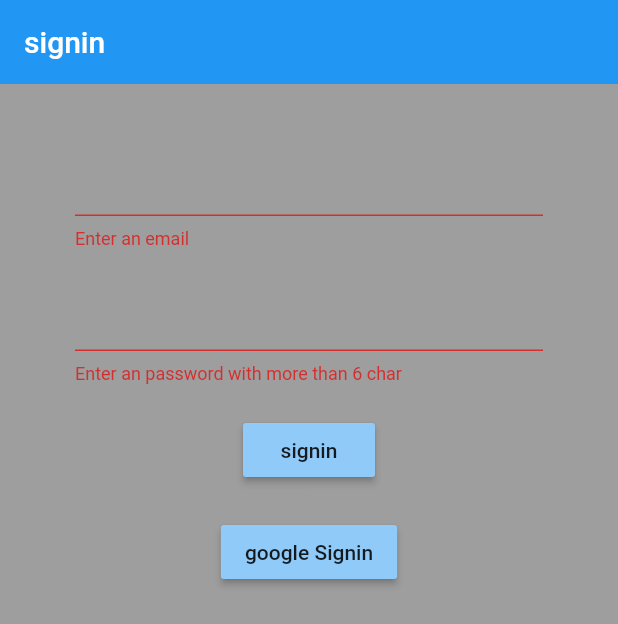
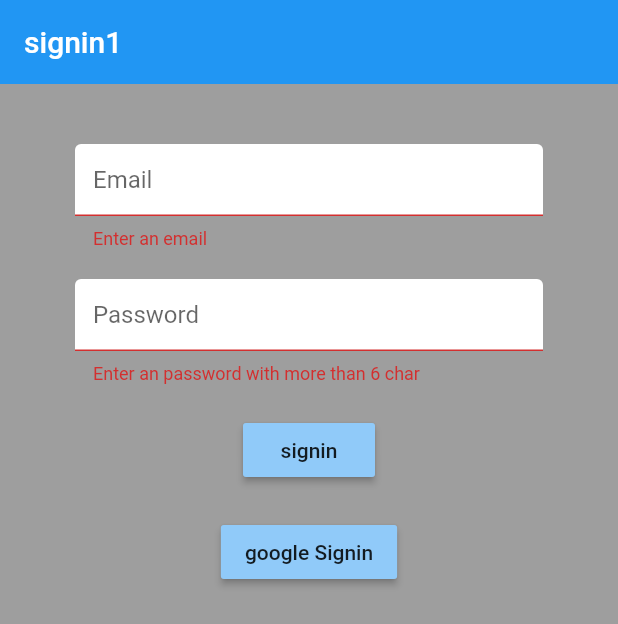
Before and after one commit to m-Arjun/yosadha_finance, a Flutter app: the screen it shows after launch, after a tap on "signin", on a phone screen of 412 x 824 dp. Shown: the top 624 px of the screen. Run offline on Flutter 3.47's test engine with Material 2 defaults, Android fonts, the phone set to English and light mode, and no system bars; our stand-ins replace firebase_auth, flutter_spinkit, google_sign_in; accounts and stored records are empty.

Commit message:
done google signin

```diff
--- a/lib/main.dart
+++ b/lib/main.dart
@@ -17,7 +17,7 @@ class MyApp extends StatelessWidget {
     return StreamProvider<User>.value(
       value:Authservice().user,
           child: MaterialApp(
-        home:Mainscreen()
+        home:Wrapper()
       ),
     );
   }
--- a/lib/screens/authentication/sign_in.dart
+++ b/lib/screens/authentication/sign_in.dart
@@ -1,5 +1,7 @@
 import 'package:flutter/material.dart';
 import 'package:yosadha_finance/services/authservice.dart';
+import 'package:yosadha_finance/shared/inputdec.dart';
+import 'package:yosadha_finance/shared/loading.dart';
 
 class Signin extends StatefulWidget {
   @override
@@ -12,27 +14,34 @@ class _SigninState extends State<Signin> {
   String password = '';
   String error = '';
   final _formkey = GlobalKey<FormState>();
+  bool loading = false;
   @override
   Widget build(BuildContext context) {
-    return Scaffold(
+    return loading
+        ? Loading()
+        : Scaffold(
             resizeToAvoidBottomPadding: false,
+            resizeToAvoidBottomInset: false,
             backgroundColor: Colors.grey,
             appBar: AppBar(
               backgroundColor: Colors.blue,
               elevation: 0,
-        title: Text('signin'),
+              title: Text('signin1'),
             ),
             body: Container(
                 padding: EdgeInsets.symmetric(vertical: 20, horizontal: 50),
                 child: Form(
                   key: _formkey,
                   child: Column(
+                    mainAxisAlignment: MainAxisAlignment.start,
                     children: <Widget>[
                       SizedBox(
                         height: 20,
                       ),
                       TextFormField(
-                  validator: (val) => val.isEmpty ? 'Enter an email' : null,
+                        decoration: inputdec.copyWith(hintText: 'Email'),
+                        validator: (val) =>
+                            val.isEmpty ? 'Enter an email' : null,
                         onChanged: (val) {
                           setState(() {
                             email = val;
@@ -41,6 +50,7 @@ class _SigninState extends State<Signin> {
                       ),
                       SizedBox(height: 20),
                       TextFormField(
+                        decoration: inputdec.copyWith(hintText: 'Password'),
                         validator: (val) => (val.isEmpty || val.length < 7)
                             ? 'Enter an password with more than 6 char'
                             : null,
@@ -57,11 +67,16 @@ class _SigninState extends State<Signin> {
                       RaisedButton(
                         onPressed: () async {
                           if (_formkey.currentState.validate()) {
-                      dynamic result =
-                          await _auth.signinwithemailandpass(email, password);
-                      if (result == null) {
                             setState(() {
-                          error = 'please supply valid email';
+                              loading = true;
+                            });
+                            dynamic result = await _auth.signinwithemailandpass(
+                                email, password);
+                            if (result[0] == null) {
+                              //error state
+                              setState(() {
+                                error = result[1];
+                                loading = false;
                               });
                             }
                           }
@@ -69,26 +84,34 @@ class _SigninState extends State<Signin> {
                         color: Colors.blue[200],
                         child: Text('signin'),
                       ),
-                SizedBox(height: 20,),
+                      SizedBox(
+                        height: 20,
+                      ),
                       RaisedButton(
-                  onPressed: ()async {
+                        onPressed: () async {
+                          setState(() {
+                            loading = true;
+                          });
+                          dynamic result = await _auth.signinwithgoogle();
 
-                      dynamic result =
-                          await _auth.signinwithgoogle();
-
-                      if (result == null) {
+                          if (result[0] == null) {
+                            //error state
                             setState(() {
-                          error = 'please supply valid email';
+                              error = result[1];
+                              loading = false;
                             });
                           }
-
                         },
                         color: Colors.blue[200],
                         child: Text('google Signin'),
-
                       ),
-                SizedBox(height: 20,),
-                Text(error,style: TextStyle(color: Colors.black),)
+                      SizedBox(
+                        height: 20,
+                      ),
+                      Text(
+                        error,
+                        style: TextStyle(color: Colors.black),
+                      )
                     ],
                   ),
                 )),
--- a/lib/screens/home/home.dart
+++ b/lib/screens/home/home.dart
@@ -9,12 +9,12 @@ class Home extends StatelessWidget {
   final Authservice _auth =Authservice();
   @override
   Widget build(BuildContext context) {
+    final String displayname = user.displayname ?? 'Admin';
     return Scaffold(
       backgroundColor: Colors.grey,
       appBar: AppBar(
         title: Text('Home'),
         actions: <Widget>[
-
           FlatButton.icon(onPressed: ()async{
             await _auth.signout();
           }, icon: Icon(Icons.person), label: Text('signout'))
@@ -22,7 +22,7 @@ class Home extends StatelessWidget {
       ),
       body: SafeArea(
         child: Container(
-          child: Text('welcome ${user.displayname}'),
+          child: Text('welcome $displayname '),
         )
         ),
     );
--- /dev/null
+++ b/lib/shared/inputdec.dart
@@ -0,0 +1,11 @@
+import 'package:flutter/material.dart';
+
+const inputdec = InputDecoration(
+    fillColor: Colors.white,
+    filled: true,
+    enabledBorder: OutlineInputBorder(
+      borderSide: BorderSide(color: Colors.white, width: 2),
+    ),
+    focusedBorder: OutlineInputBorder(
+      borderSide: BorderSide(color: Colors.red, width: 2),
+    ));
--- a/lib/shared/loading.dart
+++ b/lib/shared/loading.dart
@@ -1,30 +1,16 @@
 import 'package:flutter/material.dart';
 import 'package:flutter_spinkit/flutter_spinkit.dart';
-
 
 class Loading extends StatelessWidget {
   @override
   Widget build(BuildContext context) {
-    return Scaffold(
-      body: Container(
-        color: Theme.of(context).primaryColor,
-        child: SafeArea(
-          child: Container(
+    return Container(
       color: Colors.grey[300],
-      child: Column(
-        mainAxisAlignment: MainAxisAlignment.center,
-        children: <Widget>[
-         SpinKitChasingDots(
-          color: Colors.blue,
+      child: Center(
+        child: SpinKitChasingDots(
+          color: Colors.white,
           size: 50  ,
         ),
-        SizedBox(height: 20,),
-        Text('Loading')
-        ]
-      ),
-
-    )
-          ),
       ),
 
     );
```
Also changed, not shown: lib/services/authservice.dart (+48 -8 lines). Lines whose indentation alone changed are shown as unchanged.
